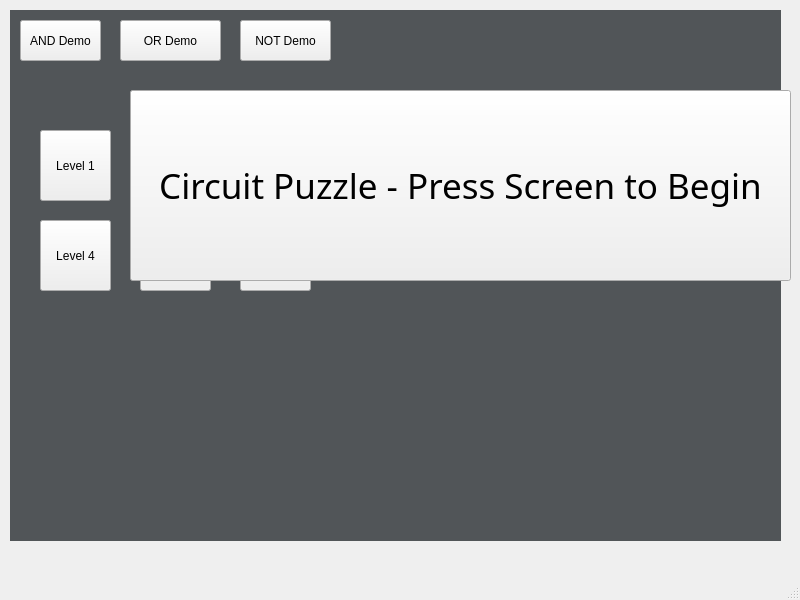
This is MainWindow.ui in University-of-Utah-CS3505/a9-edu-app-ahuo2003 as Qt 5 draws it before an edit. The edited form follows.
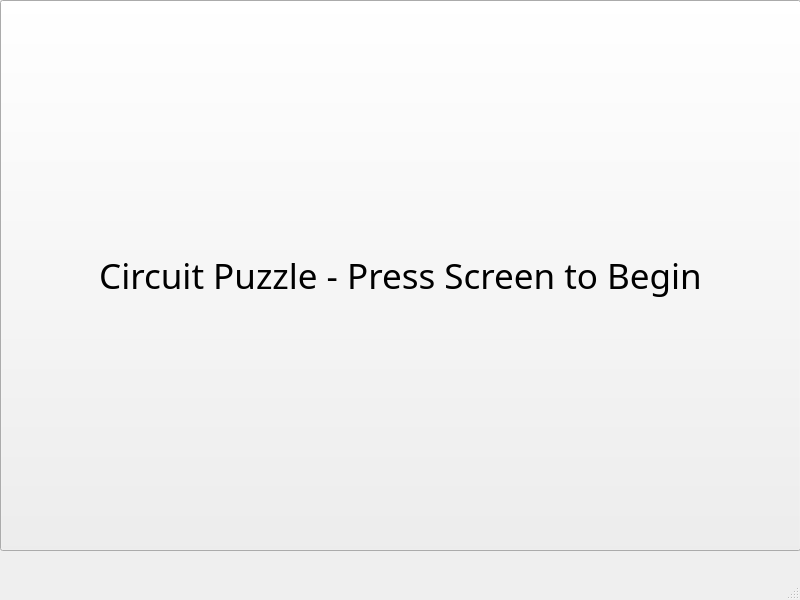
This is the edited form. Custom widgets are drawn as their Qt base class.

```diff
--- a/MainWindow.ui
+++ b/MainWindow.ui
@@ -280,10 +280,10 @@
    <widget class="Canvas" name="circuitCanvas">
     <property name="geometry">
      <rect>
-      <x>130</x>
+      <x>110</x>
       <y>80</y>
-      <width>511</width>
-      <height>371</height>
+      <width>571</width>
+      <height>401</height>
      </rect>
     </property>
     <property name="text">
@@ -293,10 +293,10 @@
    <widget class="QPushButton" name="testStart">
     <property name="geometry">
      <rect>
-      <x>130</x>
-      <y>90</y>
-      <width>661</width>
-      <height>191</height>
+      <x>0</x>
+      <y>0</y>
+      <width>801</width>
+      <height>551</height>
      </rect>
     </property>
     <property name="font">
```
